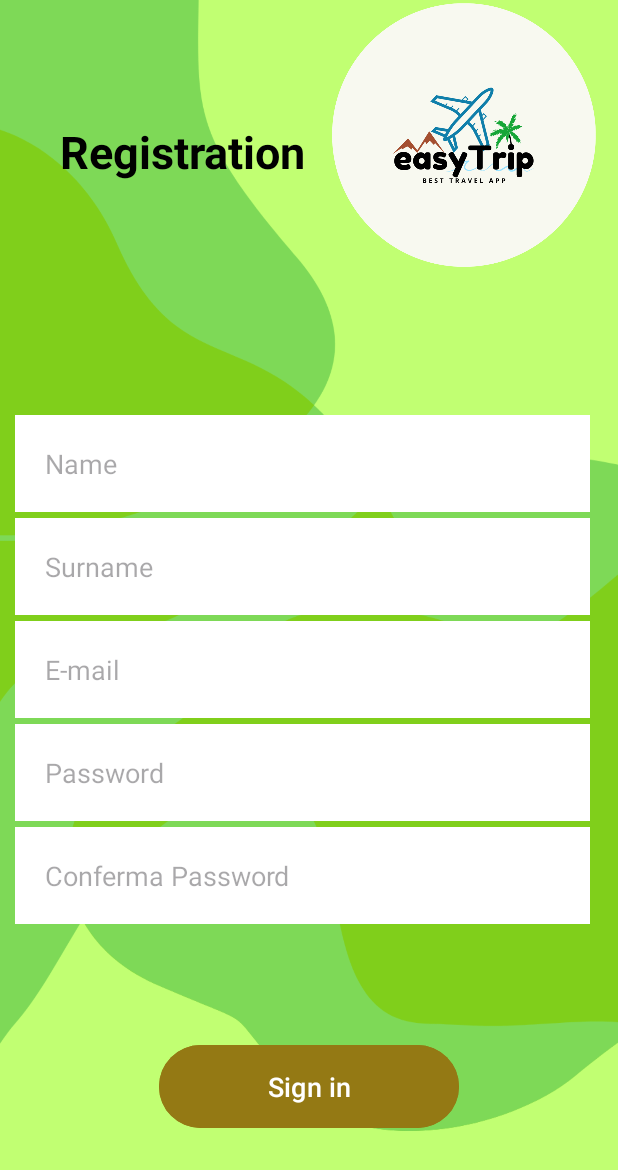
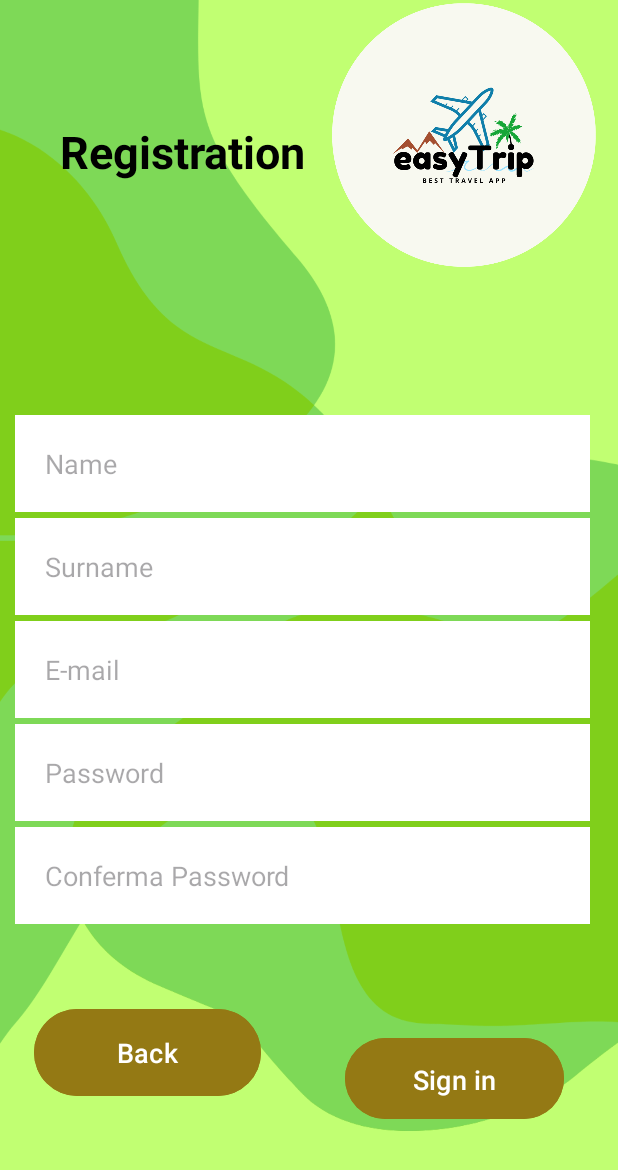
Before and after one commit to GiovanniSortino01/ProgettoWebEMobile, an Android app: the Registrazione screen opened directly, with no data from a screen before it, on a phone screen of 412 x 824 dp. Shown: the top 1170 px of the screen. Run offline under Robolectric (Android 15) with nearby library versions, the phone set to English and light mode, and no system bars.

Commit message:
Registration

```diff
--- a/app/src/main/res/layout/activity_registrazione.xml
+++ b/app/src/main/res/layout/activity_registrazione.xml
@@ -30,7 +30,7 @@
             android:backgroundTint="@color/white"
             android:drawablePadding="15dp"
             android:hint="@string/register_name_text"
-            android:inputType="textWebEmailAddress|text|textEmailAddress"
+            android:inputType="text|textCapWords"
             android:padding="20dp"
             app:layout_constraintBottom_toBottomOf="parent"
             app:layout_constraintEnd_toEndOf="parent"
@@ -50,7 +50,7 @@
             android:backgroundTint="@color/white"
             android:drawablePadding="15dp"
             android:hint="@string/register_surname_text"
-            android:inputType="textWebEmailAddress|text|textEmailAddress"
+            android:inputType="text|textCapWords"
             android:padding="20dp"
             app:layout_constraintBottom_toBottomOf="parent"
             app:layout_constraintEnd_toEndOf="parent"
@@ -70,7 +70,7 @@
             android:backgroundTint="@color/white"
             android:drawablePadding="15dp"
             android:hint="@string/login_email_text"
-            android:inputType="textWebEmailAddress|textEmailAddress"
+            android:inputType="text|textWebEmailAddress"
             android:padding="20dp"
             app:layout_constraintBottom_toBottomOf="parent"
             app:layout_constraintEnd_toEndOf="parent"
@@ -90,7 +90,7 @@
             android:backgroundTint="@color/white"
             android:drawablePadding="15dp"
             android:hint="@string/login_password_text"
-            android:inputType="textWebEmailAddress|text|textEmailAddress"
+            android:inputType="text|textPassword"
             android:padding="20dp"
             app:layout_constraintBottom_toBottomOf="parent"
             app:layout_constraintEnd_toEndOf="parent"
@@ -110,7 +110,7 @@
             android:backgroundTint="@color/white"
             android:drawablePadding="15dp"
             android:hint="Conferma Password"
-            android:inputType="textWebEmailAddress|text|textEmailAddress"
+            android:inputType="text|textPassword"
             android:padding="20dp"
             app:layout_constraintBottom_toBottomOf="parent"
             app:layout_constraintEnd_toEndOf="parent"
@@ -152,17 +152,36 @@
         app:layout_constraintVertical_bias="0.061" />
 
     <Button
-        android:id="@+id/registration_button"
-        android:layout_width="200dp"
-        android:layout_height="wrap_content"
+        android:id="@+id/registration_buttonSignin"
+        android:layout_width="146dp"
+        android:layout_height="62dp"
+        android:backgroundTint="@color/login_backgroundButton"
+        android:padding="15dp"
         android:text="@string/login_button_signin"
+        android:textSize="18sp"
         app:layout_constraintBottom_toBottomOf="parent"
         app:layout_constraintEnd_toEndOf="parent"
+        app:layout_constraintHorizontal_bias="0.864"
         app:layout_constraintStart_toStartOf="parent"
         app:layout_constraintTop_toBottomOf="@+id/linearLayout"
+        app:layout_constraintVertical_bias="0.459" />
+
+    <Button
+        android:id="@+id/registration_buttonBack"
+        android:layout_width="151dp"
+        android:layout_height="66dp"
+        android:layout_marginTop="44dp"
+        android:layout_marginEnd="56dp"
         android:backgroundTint="@color/login_backgroundButton"
         android:padding="15dp"
-        android:textSize="18sp"/>
+        android:text="@string/register_back"
+        android:textSize="18sp"
+        app:layout_constraintBottom_toBottomOf="parent"
+        app:layout_constraintEnd_toStartOf="@+id/registration_buttonSignin"
+        app:layout_constraintHorizontal_bias="1.0"
+        app:layout_constraintStart_toStartOf="parent"
+        app:layout_constraintTop_toBottomOf="@+id/linearLayout"
+        app:layout_constraintVertical_bias="0.0" />
 
 
 </androidx.constraintlayout.widget.ConstraintLayout>
--- a/app/src/main/res/values/strings.xml
+++ b/app/src/main/res/values/strings.xml
@@ -22,6 +22,8 @@
     <string name="register_surname_text">Surname</string>
     <string name="register_surname_hint">Enter your surname...</string>
 
+    <string name="register_back">Back</string>
+
 
 
 </resources>
```
Also changed, not shown: app/src/main/res/layout/fragment_account.xml (+1 -57 lines).
